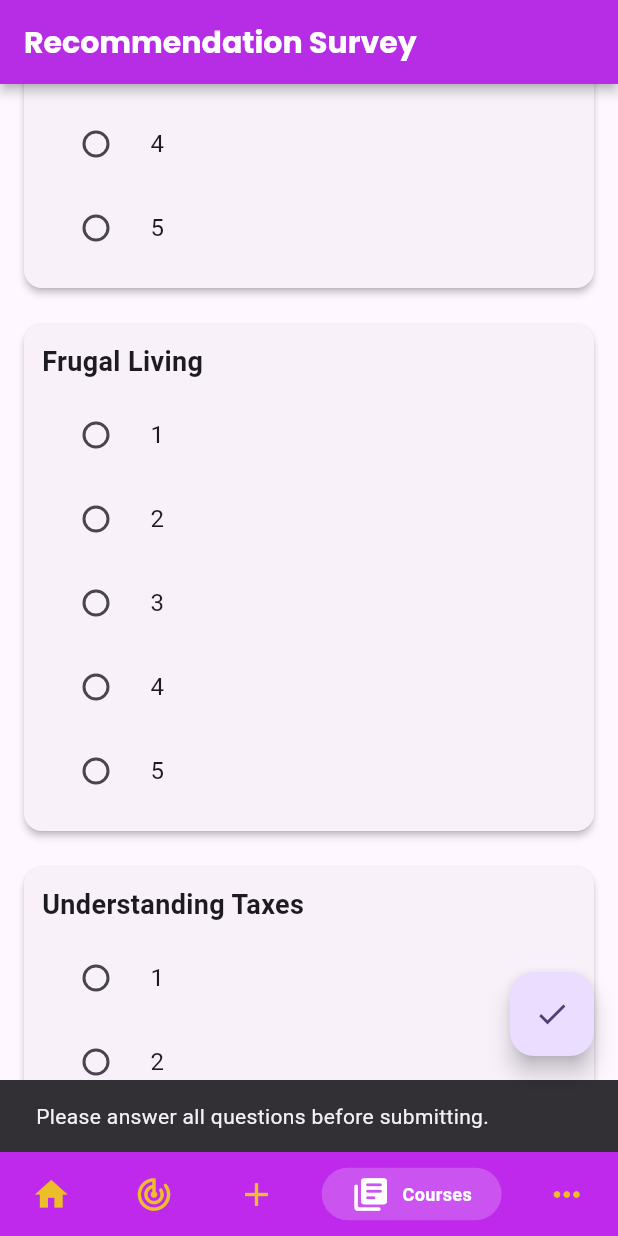
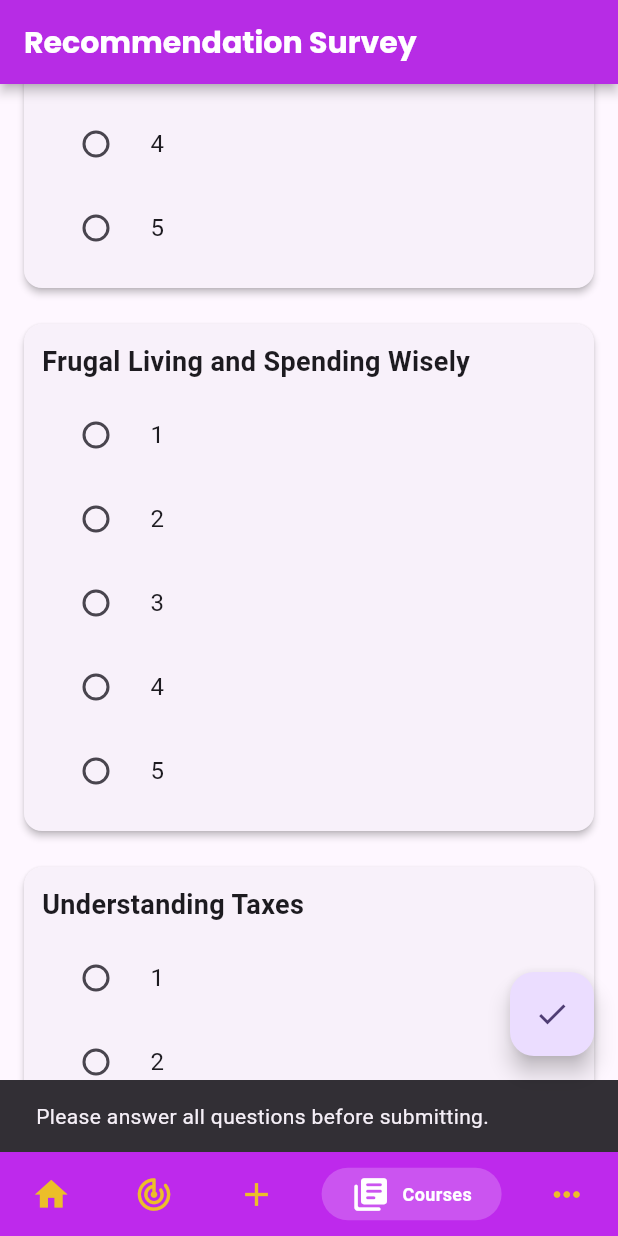
Before and after one commit to christiandarvs/SmartCents-App, a Flutter app: the Home screen opened directly, item 4 of the bottom bar chosen, scrolled down 576 dp, after a tap on the "check" icon, on a phone screen of 412 x 824 dp. Run offline on Flutter 3.47's test engine with Material 3 defaults, Android fonts, the phone set to English and light mode, and no system bars; drawn by our look-alikes of persistent_bottom_nav_bar; our stand-ins replace auto_size_text, device_info_plus, google_fonts, introduction_screen, permission_handler, shared_preferences and 1 more; missing offline and left inert: sklite; accounts and stored records are empty.

Commit message:
edit code

```diff
--- a/lib/screens/dashboard.dart
+++ b/lib/screens/dashboard.dart
@@ -1,4 +1,6 @@
 import 'package:flutter/material.dart';
+import 'package:provider/provider.dart';
+import 'package:smartcents/providers/survey_provider.dart';
 
 import 'package:smartcents/widgets/balance_card.dart';
 import 'package:smartcents/widgets/transaction_card.dart';
@@ -8,86 +10,34 @@ class Dashboard extends StatelessWidget {
 
   @override
   Widget build(BuildContext context) {
+    final hasCompletedSurvey =
+        context.watch<SurveyProvider>().hasCompletedSurvey;
     return SafeArea(
       child: Scaffold(
         appBar: AppBar(
           title: const Text('Dashboard'),
         ),
-        body: const Column(
+        body: Column(
           children: [
-            BalanceCard(),
-            TransactionCard(),
+            const BalanceCard(),
+            const TransactionCard(),
+            const SizedBox(
+              height: 10,
+            ),
+            hasCompletedSurvey
+                ? const Text('Done na pi')
+                : Column(
+                    children: [
+                      const Text(
+                          'Interested in personalized course recommendations?'),
+                      TextButton(
+                          onPressed: () {},
+                          child: const Text('Take our survey!')),
+                    ],
+                  )
           ],
         ),
       ),
     );
   }
 }
-// Expanded(
-//               child: ListView.builder(
-//                 scrollDirection: Axis.horizontal,
-//                 itemCount: titles.length,
-//                 itemBuilder: (context, index) {
-//                   return Padding(
-//                     padding: const EdgeInsets.symmetric(horizontal: 10),
-//                     child: Column(
-//                       children: [
-//                         InkWell(
-//                           onTap: () {
-//                             // Handle tap event
-//                           },
-//                           child: Container(
-//                             width: 100,
-//                             height: 100,
-//                             decoration: BoxDecoration(
-//                               shape: BoxShape.circle,
-//                               image: DecorationImage(
-//                                 image: AssetImage(images[index]),
-//                                 fit: BoxFit.cover,
-//                               ),
-//                               boxShadow: const [
-//                                 BoxShadow(
-//                                   color: Colors.black26,
-//                                   blurRadius: 5,
-//                                   offset: Offset(0, 5), // Shadow effect
-//                                 ),
-//                               ],
-//                             ),
-//                           ),
-//                         ),
-//                         const SizedBox(height: 10),
-//                         Text(
-//                           titles[index],
-//                           style: const TextStyle(
-//                             fontSize: 14,
-//                             fontWeight: FontWeight.bold,
-//                           ),
-//                         ),
-//                       ],
-//                     ),
-//                   );
-//                 },
-//               ),
-//             ),
-
-// final titles = [
-//   'Financial Planning',
-//   'Budget and Savings',
-//   'Frugal Living',
-//   // 'Investment Basics',
-//   // 'Debt Management',
-//   // 'Understanding Taxes',
-//   // 'Financial Scams',
-//   // 'Learn More'
-// ];
-
-// final images = [
-//   './assets/Financial_Planning.png',
-//   './assets/Budget_and_Savings.png',
-//   './assets/Frugal_Living.png',
-//   // './assets/Basic_Investing.png',
-//   // './assets/Debt_Management.png',
-//   // './assets/Understanding_Taxes.png',
-//   // './assets/Financial_Scams.png',
-//   // './assets/Financial_Planning.png'
-// ];
--- a/lib/screens/home.dart
+++ b/lib/screens/home.dart
@@ -39,9 +39,10 @@ class Home extends StatelessWidget {
     final hasCompletedSurvey =
         context.watch<SurveyProvider>().hasCompletedSurvey;
     return [
-      const Dashboard(),
-      const BudgetScreen(),
-      Scaffold(
+      _wrapWithScaffoldMessenger(
+          const Dashboard()), // Wrap with ScaffoldMessenger
+      _wrapWithScaffoldMessenger(const BudgetScreen()),
+      _wrapWithScaffoldMessenger(Scaffold(
         appBar: AppBar(
           backgroundColor: AppColors.primaryColor,
         ),
@@ -50,11 +51,11 @@ class Home extends StatelessWidget {
           width: 200,
           height: 200,
         ),
-      ),
-      hasCompletedSurvey
+      )),
+      _wrapWithScaffoldMessenger(hasCompletedSurvey
           ? const Courses()
-          : SurveyScreen(), // Conditional screen
-      Scaffold(
+          : SurveyScreen()), // Conditional screen wrapped with ScaffoldMessenger
+      _wrapWithScaffoldMessenger(Scaffold(
         appBar: AppBar(
           backgroundColor: AppColors.primaryColor,
         ),
@@ -63,8 +64,15 @@ class Home extends StatelessWidget {
           width: 200,
           height: 200,
         ),
-      ),
+      )),
     ];
+  }
+
+  // Helper method to wrap each screen with a ScaffoldMessenger
+  Widget _wrapWithScaffoldMessenger(Widget screen) {
+    return ScaffoldMessenger(
+      child: screen,
+    );
   }
 
   List<PersistentBottomNavBarItem> _navBarsItems() {
--- a/lib/screens/survey.dart
+++ b/lib/screens/survey.dart
@@ -1,14 +1,12 @@
 import 'package:flutter/material.dart';
-import 'package:persistent_bottom_nav_bar/persistent_bottom_nav_bar.dart';
 import 'package:provider/provider.dart';
 import 'package:smartcents/providers/survey_provider.dart';
-import 'package:smartcents/screens/courses.dart';
 
 class SurveyScreen extends StatelessWidget {
   final List<String> _questions = [
     'Financial Planning',
     'Budget & Savings',
-    'Frugal Living',
+    'Frugal Living and Spending Wisely',
     'Understanding Taxes',
     'Investment Basics',
     'Debt Management',
@@ -25,22 +23,18 @@ class SurveyScreen extends StatelessWidget {
 
   void _submitSurvey(BuildContext context) async {
     if (_areAllQuestionsAnswered(context)) {
-      final surveyAnswers =
-          context.read<SurveyProvider>().getAnswers(); // Get answers
-      debugPrint('Survey answers: $surveyAnswers'); // Print the answers
+      final surveyAnswers = context.read<SurveyProvider>().getAnswers();
+      debugPrint('Survey answers: $surveyAnswers');
 
-      // Predict a course using the survey answers
       final predictedCourse =
           await context.read<SurveyProvider>().predictAndStoreCourse();
-      debugPrint('Predicted Course: $predictedCourse'); // Print the prediction
+      debugPrint('Predicted Course: $predictedCourse');
 
-      // Show prediction in a dialog
       showDialog(
         context: context,
         builder: (context) => AlertDialog(
           title: const Text('Recommended Course'),
-          content: Text(predictedCourse
-              .join(', ')), // Ensure predictedCourse is a List<String>
+          content: Text(predictedCourse.join(', ')),
           actions: [
             TextButton(
               onPressed: () {
```
Also changed, not shown: lib/screens/courses.dart (+16 -12 lines), lib/widgets/module.dart (+24 -5 lines).
